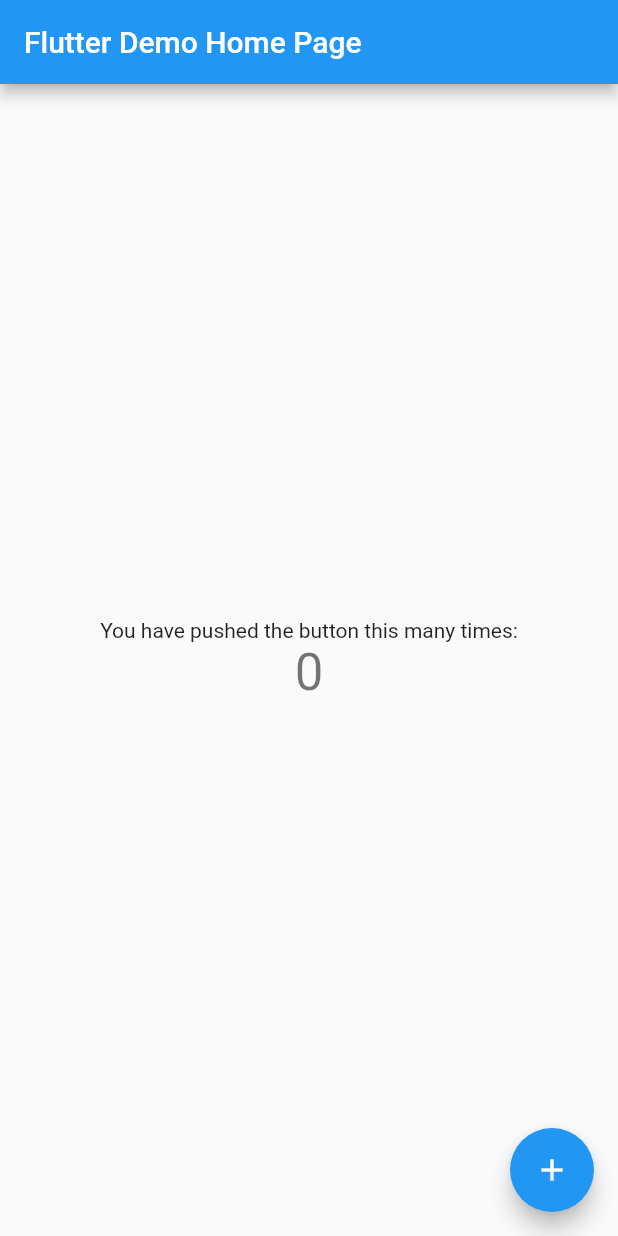
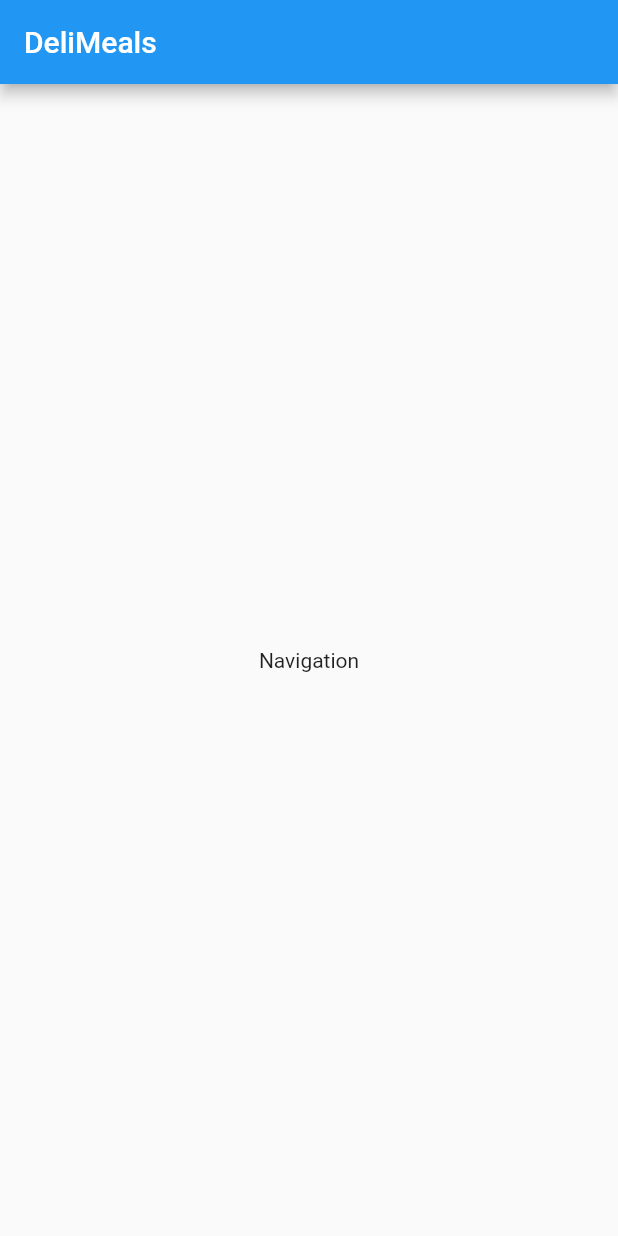
Before and after one commit to ShivamGoyal26/Meal-App-in-the-Flutter, a Flutter app: the screen it shows after launch, on a phone screen of 412 x 824 dp. Run offline on Flutter 3.47's test engine with Material 2 defaults, Android fonts, the phone set to English and light mode, and no system bars.

Commit message:
2nd commit

```diff
--- a/lib/main.dart
+++ b/lib/main.dart
@@ -3,109 +3,33 @@ import 'package:flutter/material.dart';
 void main() => runApp(MyApp());
 
 class MyApp extends StatelessWidget {
-  // This widget is the root of your application.
   @override
   Widget build(BuildContext context) {
     return MaterialApp(
-      title: 'Flutter Demo',
+      title: "DeliMeals",
       theme: ThemeData(
-        // This is the theme of your application.
-        //
-        // Try running your application with "flutter run". You'll see the
-        // application has a blue toolbar. Then, without quitting the app, try
-        // changing the primarySwatch below to Colors.green and then invoke
-        // "hot reload" (press "r" in the console where you ran "flutter run",
-        // or simply save your changes to "hot reload" in a Flutter IDE).
-        // Notice that the counter didn't reset back to zero; the application
-        // is not restarted.
         primarySwatch: Colors.blue,
       ),
-      home: MyHomePage(title: 'Flutter Demo Home Page'),
+      home: MyHomePage(),
     );
   }
 }
 
 class MyHomePage extends StatefulWidget {
-  MyHomePage({Key key, this.title}) : super(key: key);
-
-  // This widget is the home page of your application. It is stateful, meaning
-  // that it has a State object (defined below) that contains fields that affect
-  // how it looks.
-
-  // This class is the configuration for the state. It holds the values (in this
-  // case the title) provided by the parent (in this case the App widget) and
-  // used by the build method of the State. Fields in a Widget subclass are
-  // always marked "final".
-
-  final String title;
-
   @override
   _MyHomePageState createState() => _MyHomePageState();
 }
 
 class _MyHomePageState extends State<MyHomePage> {
-  int _counter = 0;
-
-  void _incrementCounter() {
-    setState(() {
-      // This call to setState tells the Flutter framework that something has
-      // changed in this State, which causes it to rerun the build method below
-      // so that the display can reflect the updated values. If we changed
-      // _counter without calling setState(), then the build method would not be
-      // called again, and so nothing would appear to happen.
-      _counter++;
-    });
-  }
-
   @override
   Widget build(BuildContext context) {
-    // This method is rerun every time setState is called, for instance as done
-    // by the _incrementCounter method above.
-    //
-    // The Flutter framework has been optimized to make rerunning build methods
-    // fast, so that you can just rebuild anything that needs updating rather
-    // than having to individually change instances of widgets.
     return Scaffold(
       appBar: AppBar(
-        // Here we take the value from the MyHomePage object that was created by
-        // the App.build method, and use it to set our appbar title.
-        title: Text(widget.title),
+        title: Text("DeliMeals"),
       ),
       body: Center(
-        // Center is a layout widget. It takes a single child and positions it
-        // in the middle of the parent.
-        child: Column(
-          // Column is also a layout widget. It takes a list of children and
-          // arranges them vertically. By default, it sizes itself to fit its
-          // children horizontally, and tries to be as tall as its parent.
-          //
-          // Invoke "debug painting" (press "p" in the console, choose the
-          // "Toggle Debug Paint" action from the Flutter Inspector in Android
-          // Studio, or the "Toggle Debug Paint" command in Visual Studio Code)
-          // to see the wireframe for each widget.
-          //
-          // Column has various properties to control how it sizes itself and
-          // how it positions its children. Here we use mainAxisAlignment to
-          // center the children vertically; the main axis here is the vertical
-          // axis because Columns are vertical (the cross axis would be
-          // horizontal).
-          mainAxisAlignment: MainAxisAlignment.center,
-          children: <Widget>[
-            Text(
-              'You have pushed the button this many times:',
-            ),
-            Text(
-              '$_counter',
-              style: Theme.of(context).textTheme.display1,
-            ),
-          ],
-        ),
+        child: Text('Navigation'),
       ),
-      floatingActionButton: FloatingActionButton(
-        onPressed: _incrementCounter,
-        tooltip: 'Increment',
-        child: Icon(Icons.add),
-      ), // This trailing comma makes auto-formatting nicer for build methods.
     );
   }
 }
```
Also changed, not shown: lib/categories_screen.dart (added, +16 -0 lines), lib/dummy_data.dart (added, +55 -0 lines), lib/models/category.dart (added, +13 -0 lines).
